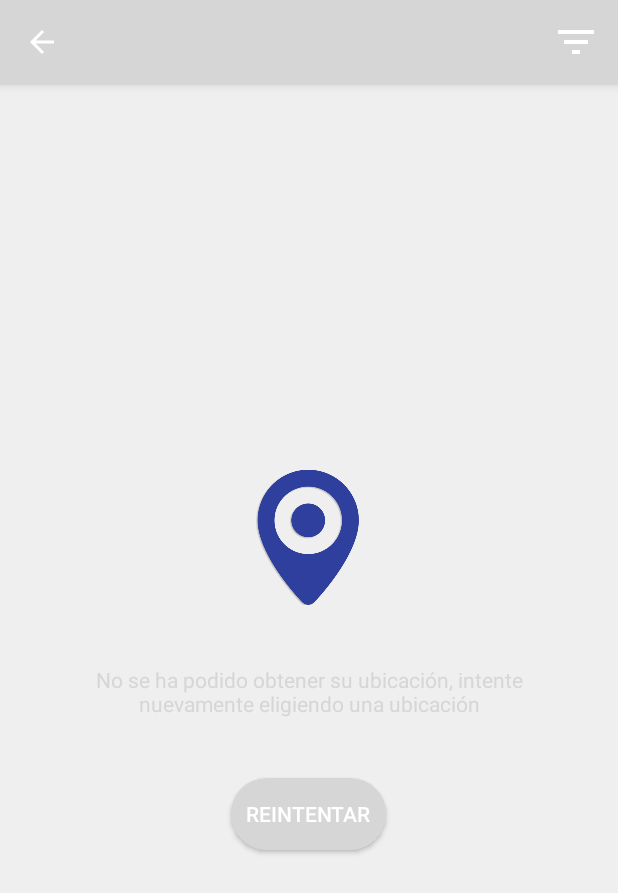
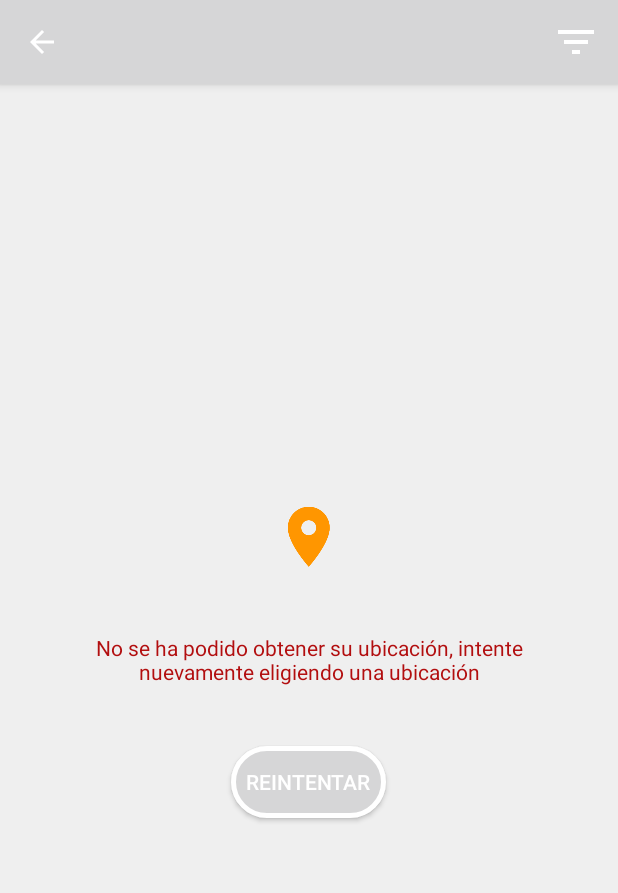
Before and after one commit to lucasdepetris/MAPrecios, an Android app: the VerProductoPorId screen opened directly, with no data from a screen before it, on a phone screen of 412 x 824 dp. Shown: the top 893 px of the screen. Run offline under Robolectric (Android 15) with nearby library versions, the phone set to English and light mode, and no system bars; our stand-ins replace ButterKnife, Picasso; pictures from the network do not load.

Commit message:
-Se cambio imagenes de errores por el color actual de la app

```diff
--- a/app/src/main/java/com/preciosclaros/BuscarProductos.java
+++ b/app/src/main/java/com/preciosclaros/BuscarProductos.java
@@ -184,7 +184,7 @@ public class BuscarProductos extends AppCompatActivity implements GoogleApiClien
                                 findViewById(R.id.msgErrorUbicacion).setVisibility(View.VISIBLE);
                                 TextView msg = (TextView) findViewById(R.id.textMensajeErrorBuscar);
                                 ImageView img = (ImageView) findViewById(R.id.imgMsgError);
-                                img.setImageResource(R.drawable.lupa_error);
+                                img.setImageResource(R.drawable.error_image);
                                 msg.setText(R.string.sinCoincidencias);
                             }
                         LinearLayoutManager linearLayoutManager = new LinearLayoutManager(getApplicationContext());
@@ -204,7 +204,7 @@ public class BuscarProductos extends AppCompatActivity implements GoogleApiClien
                         findViewById(R.id.msgErrorUbicacion).setVisibility(View.VISIBLE);
                         TextView msg = (TextView) findViewById(R.id.textMensajeErrorBuscar);
                         ImageView img = (ImageView) findViewById(R.id.imgMsgError);
-                        img.setImageResource(R.drawable.carrito_triste);
+                        img.setImageResource(R.drawable.error_image);
                         msg.setText(R.string.problemaConServidor);
                     }
                 }
--- a/app/src/main/res/drawable/my_button_bg.xml
+++ b/app/src/main/res/drawable/my_button_bg.xml
@@ -1,9 +1,9 @@
 <?xml version="1.0" encoding="utf-8"?>
 <shape xmlns:android="http://schemas.android.com/apk/res/android"
     android:shape="rectangle">
-    <gradient android:startColor="@color/primary"
-        android:endColor="@color/primary_dark"
+    <gradient android:startColor="@color/md_red_600"
+        android:endColor="@color/md_red_600"
         android:angle="270" />
     <corners android:radius="30dp" />
-    <stroke android:width="5px" android:color="@color/primary" />
+    <stroke android:width="5px" android:color="@color/white" />
 </shape>
--- a/app/src/main/res/layout/buscar_productos.xml
+++ b/app/src/main/res/layout/buscar_productos.xml
@@ -51,7 +51,7 @@
     <RelativeLayout
         android:visibility="gone"
         android:gravity="center_horizontal"
-        android:background="@drawable/fondo_no_result"
+        android:background="@drawable/back"
         android:id="@+id/msgErrorUbicacion"
         android:layout_width="match_parent"
         android:layout_height="match_parent">
@@ -63,7 +63,7 @@
             android:layout_height="wrap_content">
             <ImageView
                 android:id="@+id/imgMsgError"
-                android:src="@drawable/mapa_error"
+                android:src="@drawable/gps_orange_icon"
                 android:layout_width="wrap_content"
                 android:layout_height="wrap_content" />
         </LinearLayout>
@@ -71,7 +71,7 @@
             android:id="@+id/textMensajeErrorBuscar"
             android:layout_gravity="center_horizontal"
             android:layout_below="@+id/msgErrorCarrito"
-            android:textColor="@color/colorPrimaryDark"
+            android:textColor="@color/white"
             android:paddingLeft="40dp"
             android:paddingRight="40dp"
             android:paddingTop="10dp"
--- a/app/src/main/res/layout/producto_por_codigo.xml
+++ b/app/src/main/res/layout/producto_por_codigo.xml
@@ -13,12 +13,12 @@
             android:layout_height="match_parent">
             <ImageView
                 android:id="@+id/imgErrorVerProductoPorId"
-                android:src="@drawable/mapa_error"
+                android:src="@drawable/gps_orange_icon"
                 android:layout_width="wrap_content"
                 android:layout_height="wrap_content" />
             <TextView
                 android:id="@+id/textMensajeErrorBuscar"
-                android:textColor="@color/md_black_1000"
+                android:textColor="@color/view_bg"
                 android:padding="40dp"
                 android:textAlignment="center"
                 android:text="@string/sinUbicacion"
--- a/app/src/main/res/menu/activity_home_drawer.xml
+++ b/app/src/main/res/menu/activity_home_drawer.xml
@@ -15,7 +15,7 @@
         <item
             android:id="@+id/nav_tuto"
             android:icon="@drawable/ic_menu_help"
-            android:title="Tutorial" />
+            android:title="¿Como funciona?" />
     </group>
 
 
```
Also changed, not shown: app/src/main/java/com/preciosclaros/VerProductoPorId.java (+14 -9 lines), app/src/main/res/drawable-hdpi/error_image.png (added), app/src/main/res/drawable-ldpi/error_image.png (added), app/src/main/res/drawable-mdpi/error_image.png (added), app/src/main/res/drawable-xhdpi/error_image.png (added), app/src/main/res/drawable-xxhdpi/error_image.png (added), app/src/main/res/drawable-xxxhdpi/error_image.png (added), app/src/main/res/error_image.png (added).
